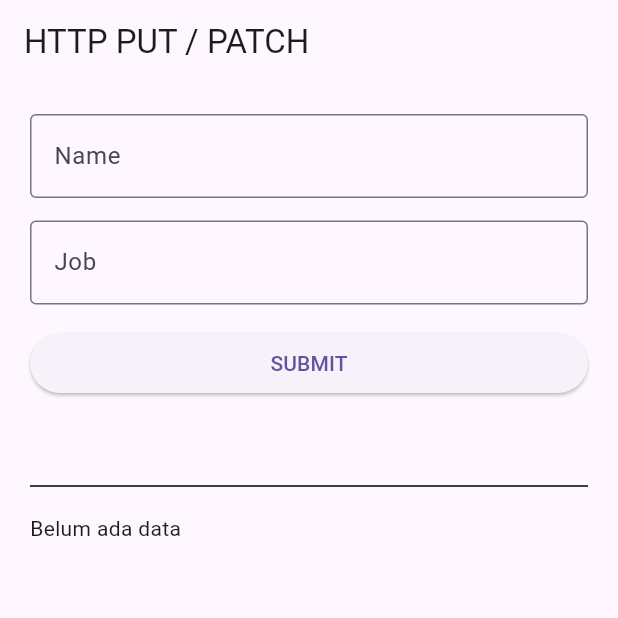
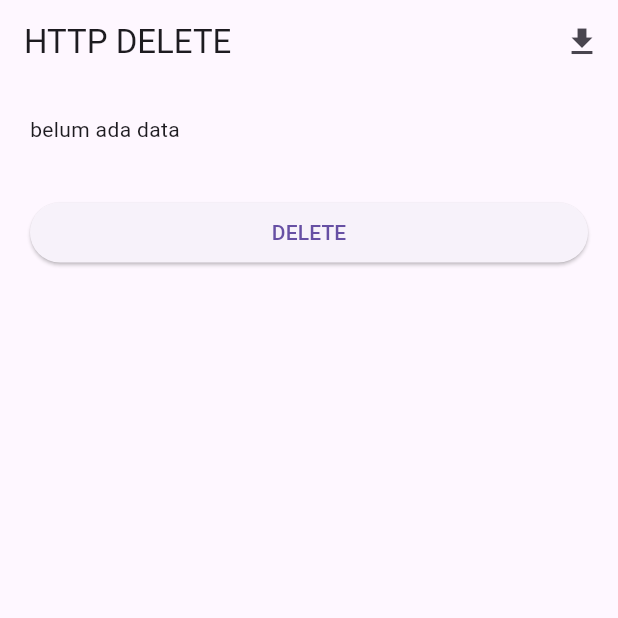
Before and after one commit to fannyHere/Flutter_Section05_HTTP, a Flutter app: the screen it shows after launch, on a phone screen of 412 x 824 dp, the top half of it. Run offline on Flutter 3.47's test engine with Material 3 defaults, Android fonts, the phone set to English and light mode, and no system bars.

Commit message:
HTTP Delete

```diff
--- /dev/null
+++ b/lib/04_http_delete.dart
@@ -0,0 +1,58 @@
+import 'dart:convert';
+
+import 'package:flutter/material.dart';
+import 'package:http/http.dart' as http;
+
+class http_delete extends StatefulWidget {
+  const http_delete({Key? key}) : super(key: key);
+
+  @override
+  _http_deleteState createState() => _http_deleteState();
+}
+
+class _http_deleteState extends State<http_delete> {
+  String data = "belum ada data";
+
+  @override
+  Widget build(BuildContext context) {
+    return Scaffold(
+      appBar: AppBar(
+        title: Text("HTTP DELETE"),
+        actions: [
+          IconButton(
+            onPressed: () async {
+              var response =
+                  await http.get(Uri.parse("https://reqres.in/api/users/2"));
+              Map<String, dynamic> mybody = json.decode(response.body);
+              print(mybody);
+              setState(() {
+                data =
+                    "Akun : ${mybody['data']['first_name']} ${mybody['data']['last_name']}"; //harus make data
+              });
+            },
+            icon: Icon(Icons.get_app),
+          ),
+        ],
+      ),
+      body: ListView(
+        padding: EdgeInsets.all(20),
+        children: [
+          Text(data),
+          SizedBox(height: 35),
+          ElevatedButton(
+            onPressed: () async {
+              var response =
+                  await http.delete(Uri.parse("https://reqres.in/api/users/2"));
+              if (response.statusCode == 204) {
+                setState(() {
+                  data = "Berhasil menghapus data";
+                });
+              }
+            },
+            child: Text("DELETE"),
+          ),
+        ],
+      ),
+    );
+  }
+}
--- a/lib/main.dart
+++ b/lib/main.dart
@@ -1,5 +1,5 @@
 import 'package:flutter/material.dart';
-import 'package:section_5_http/03_http_put/03_http_put_patch.dart';
+import 'package:section_5_http/04_http_delete.dart';
 
 void main() {
   runApp(HttpReq());
@@ -11,7 +11,7 @@ class HttpReq extends StatelessWidget {
   @override
   Widget build(BuildContext context) {
     return MaterialApp(
-      home: HTTP_put_patch(),
+      home: http_delete(),
     );
   }
 }
```
Also changed, not shown: lib/03_http_put_patch.dart (renamed from lib/03_http_put/03_http_put_patch.dart).
